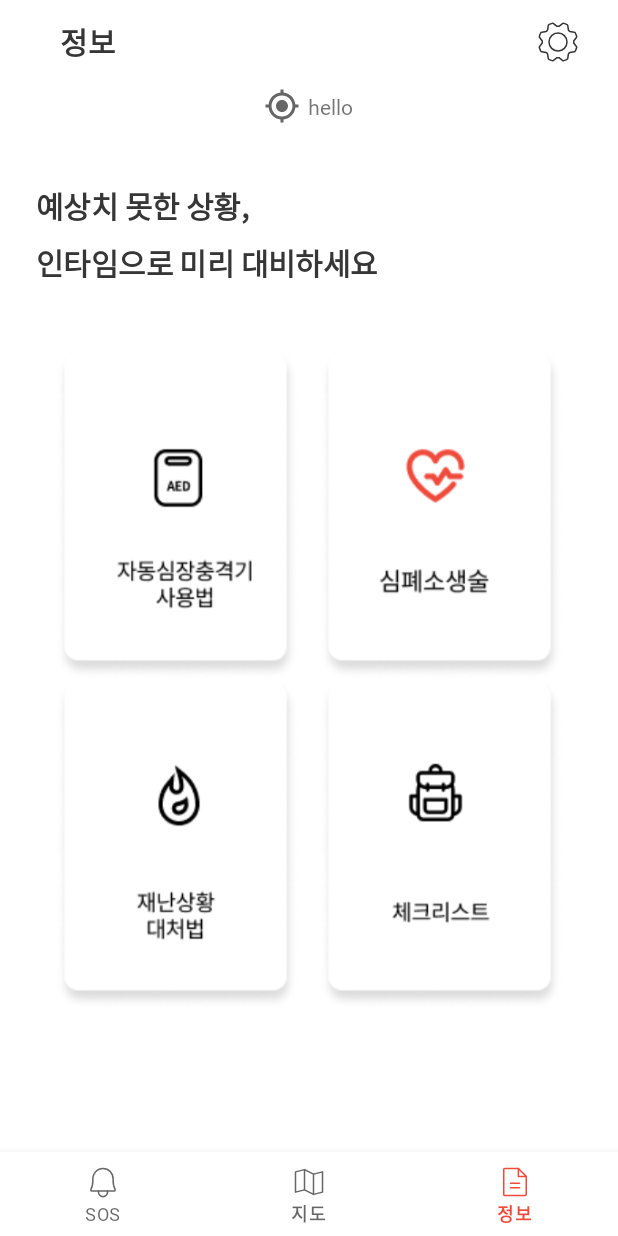
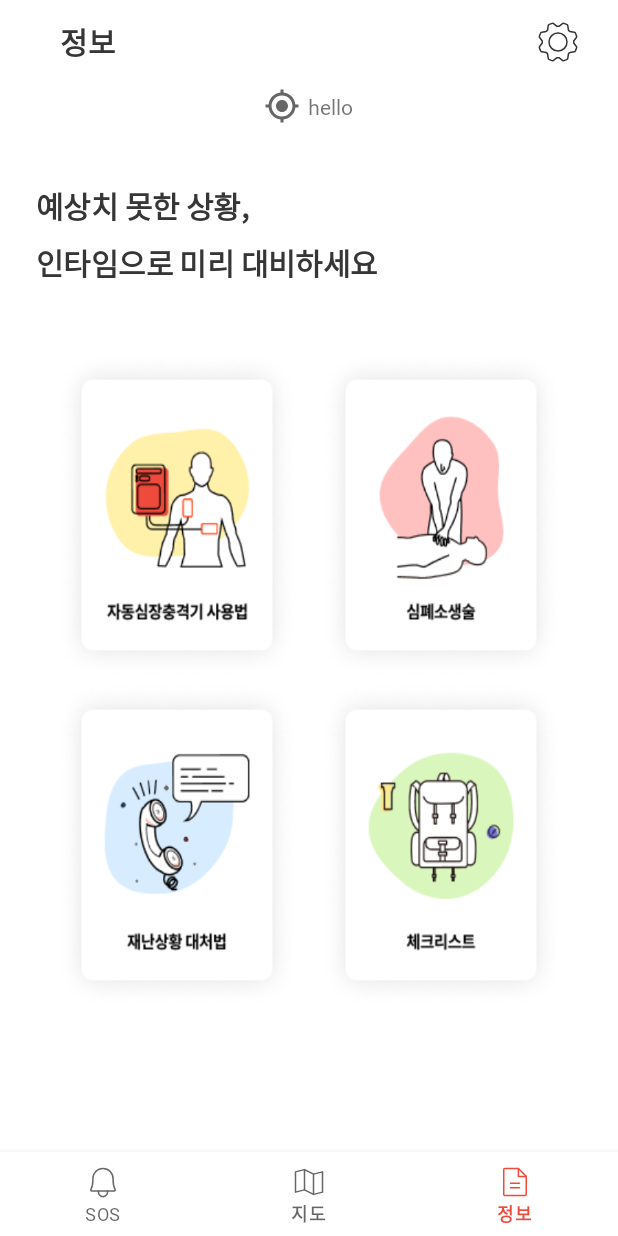
Before and after one commit to MPSeven/Intime, an Android app: the screen it shows after launch (MainActivity), item 3 of the bottom bar chosen, on a phone screen of 412 x 824 dp. Run offline under Robolectric (Android 15) with nearby library versions, the phone set to English and light mode, and no system bars; our stand-ins replace EventBus; libraries missing offline, so code that uses them is left out: com.naver.maps; 1 statement that could not run was skipped.

Commit message:
info page icon changed and unused icons deleted

```diff
--- a/app/src/main/res/drawable/btn_how_to_aed.xml
+++ /dev/null
@@ -1,5 +0,0 @@
-<?xml version="1.0" encoding="utf-8"?>
-<selector xmlns:android="http://schemas.android.com/apk/res/android">
-    <item android:drawable="@drawable/how_to_aed_pressed" android:state_pressed="true" />
-    <item android:drawable="@drawable/how_to_aed" android:state_enabled="true" android:state_pressed="false" />
-</selector>
--- a/app/src/main/res/drawable/btn_how_to_checklist.xml
+++ /dev/null
@@ -1,5 +0,0 @@
-<?xml version="1.0" encoding="utf-8"?>
-<selector xmlns:android="http://schemas.android.com/apk/res/android">
-    <item android:drawable="@drawable/how_to_checklist_pressed" android:state_pressed="true" />
-    <item android:drawable="@drawable/how_to_checklist" android:state_enabled="true" android:state_pressed="false" />
-</selector>
--- a/app/src/main/res/drawable/btn_how_to_cpr.xml
+++ /dev/null
@@ -1,5 +0,0 @@
-<?xml version="1.0" encoding="utf-8"?>
-<selector xmlns:android="http://schemas.android.com/apk/res/android">
-    <item android:drawable="@drawable/how_to_checklist_pressed" android:state_pressed="true" />
-    <item android:drawable="@drawable/how_to_cpr" android:state_enabled="true" android:state_pressed="false" />
-</selector>
--- a/app/src/main/res/drawable/btn_how_to_disaster.xml
+++ /dev/null
@@ -1,5 +0,0 @@
-<?xml version="1.0" encoding="utf-8"?>
-<selector xmlns:android="http://schemas.android.com/apk/res/android">
-    <item android:drawable="@drawable/how_to_disaster_pressed" android:state_pressed="true" />
-    <item android:drawable="@drawable/how_to_disaster" android:state_enabled="true" android:state_pressed="false" />
-</selector>
--- a/app/src/main/res/layout/fragment_info.xml
+++ b/app/src/main/res/layout/fragment_info.xml
@@ -32,7 +32,7 @@
                 android:id="@+id/tv_info_message"
                 android:layout_width="match_parent"
                 android:layout_height="63dp"
-                android:fontFamily="@font/spoqahansansneo_regular"
+                android:fontFamily="@font/spoqa_han_sans_neo_bold"
                 android:gravity="top"
                 android:letterSpacing="-0.02"
                 android:lineSpacingExtra="8sp"
@@ -54,7 +54,7 @@
                 android:id="@+id/ib_how_to_aed"
                 android:layout_width="0dp"
                 android:layout_height="220dp"
-                android:background="@drawable/btn_how_to_aed"
+                android:background="@drawable/info_btn_howtoaed"
                 android:contentDescription="@string/how_to_aed"
                 android:elevation="24dp"
                 android:paddingStart="13dp"
@@ -64,13 +64,13 @@
                 app:layout_constraintLeft_toLeftOf="parent"
                 app:layout_constraintRight_toLeftOf="@id/ib_how_to_cpr"
                 app:layout_constraintTop_toBottomOf="@id/spacebelowmessage"
-                app:layout_constraintHorizontal_weight="6"/>
+                app:layout_constraintHorizontal_weight="6" />
 
             <ImageButton
                 android:id="@+id/ib_how_to_cpr"
                 android:layout_width="0dp"
                 android:layout_height="220dp"
-                android:background="@drawable/btn_how_to_cpr"
+                android:background="@drawable/info_btn_howtocpr"
                 android:contentDescription="@string/how_to_cpr"
                 android:elevation="24dp"
                 android:paddingStart="10dp"
@@ -86,7 +86,7 @@
                 android:id="@+id/ib_how_to_disaster"
                 android:layout_width="0dp"
                 android:layout_height="220dp"
-                android:background="@drawable/btn_how_to_disaster"
+                android:background="@drawable/info_btn_howtodisaster"
                 android:contentDescription="@string/how_to_disaster"
                 android:elevation="24dp"
                 android:paddingStart="13dp"
@@ -102,7 +102,7 @@
                 android:id="@+id/ib_how_to_checklist"
                 android:layout_width="0dp"
                 android:layout_height="220dp"
-                android:background="@drawable/btn_how_to_checklist"
+                android:background="@drawable/info_btn_howtochecklist"
                 android:contentDescription="@string/how_to_cpr"
                 android:elevation="24dp"
                 android:paddingStart="10dp"
```
Also changed, not shown: app/src/main/res/drawable/how_to_aed.png (deleted), app/src/main/res/drawable/how_to_aed_pressed.png (deleted), app/src/main/res/drawable/how_to_checklist.png (deleted), app/src/main/res/drawable/how_to_checklist_pressed.png (deleted), app/src/main/res/drawable/how_to_cpr.png (deleted), app/src/main/res/drawable/how_to_cpr_pressed.png (deleted), app/src/main/res/drawable/how_to_disaster.png (deleted), app/src/main/res/drawable/how_to_disaster_pressed.png (deleted), app/src/main/res/drawable/info_btn_howtoaed.png (added), app/src/main/res/drawable/info_btn_howtochecklist.png (added), app/src/main/res/drawable/info_btn_howtocpr.png (added), app/src/main/res/drawable/info_btn_howtodisaster.png (added).
